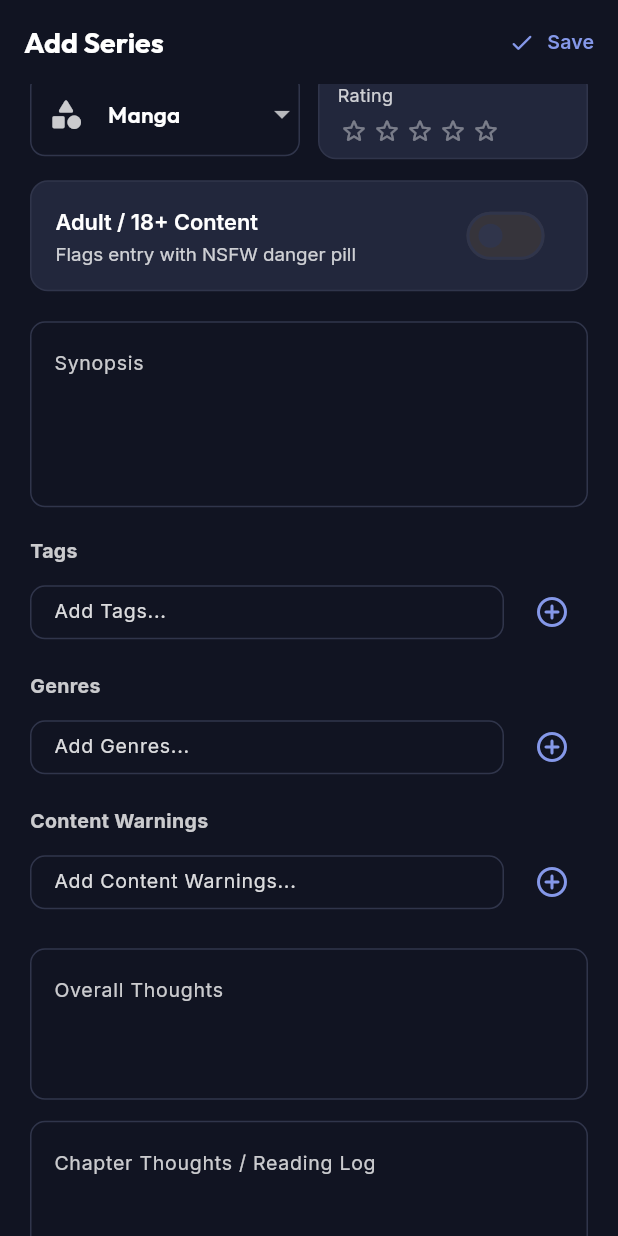
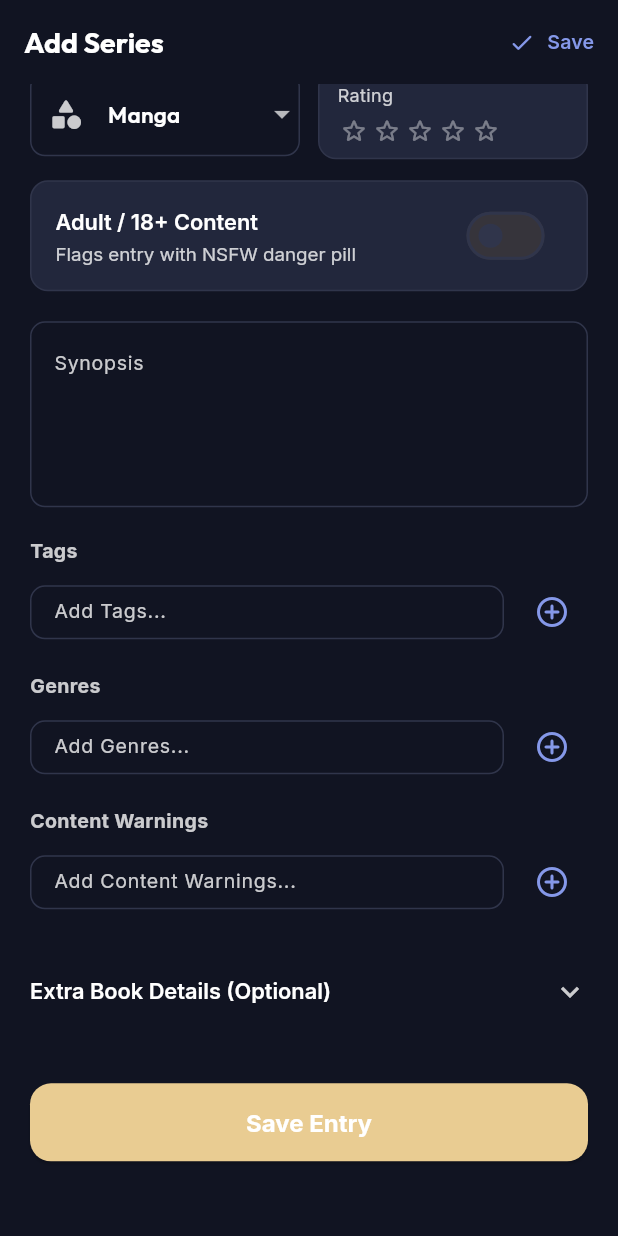
Before and after one commit to zy-anne/Myaarchive-m, a Flutter app: the SeriesFormScreen screen opened by its route, scrolled down 576 dp, on a phone screen of 412 x 824 dp. Run offline on Flutter 3.47's test engine with Material 3 defaults, Android fonts, the phone set to English and light mode, and no system bars; our stand-ins replace cached_network_image, dio, file_picker, flutter_riverpod, flutter_secure_storage, go_router and 6 more; missing offline and left inert: cached_network_image_platform_interface, dart:js_interop; accounts and stored records are empty; network calls fail.

Commit message:
Date pickers, shorter new-title form, contrast and copy fixes
Co-Authored-By: Claude Sonnet 5.5 <noreply@anthropic.com>
Claude-Session: https://claude.ai/code/session_01B9cm3sjzRrR7UDjqWkpdu7

```diff
--- a/lib/screens/auth/sign_up_screen.dart
+++ b/lib/screens/auth/sign_up_screen.dart
@@ -188,7 +188,7 @@ class _SignUpScreenState extends ConsumerState<SignUpScreen> {
                           'Password Recovery (Optional)',
                           style: TextStyle(
                             fontSize: 12,
-                            color: palette.textSecondary.withValues(alpha: 0.8),
+                            color: palette.textSecondary,
                           ),
                         ),
                       ),
--- a/lib/screens/catalog/series_detail_screen.dart
+++ b/lib/screens/catalog/series_detail_screen.dart
@@ -2527,8 +2527,8 @@ class _SeriesDetailScreenState extends ConsumerState<SeriesDetailScreen>
                   controller: pathCtrl,
                   enabled: !busy,
                   decoration: const InputDecoration(
-                    labelText: 'Image URL or R2 Key',
-                    hintText: 'https://... or gallery/...',
+                    labelText: 'Image URL',
+                    hintText: 'https://...',
                   ),
                 ),
                 const SizedBox(height: 10),
--- a/lib/screens/catalog/series_form_screen.dart
+++ b/lib/screens/catalog/series_form_screen.dart
@@ -233,7 +233,7 @@ class _SeriesFormScreenState extends ConsumerState<SeriesFormScreen> {
       if (mounted) {
         ScaffoldMessenger.of(context).showSnackBar(
           SnackBar(
-            content: Text('Cover uploaded to Cloudflare R2!'),
+            content: Text('Cover uploaded'),
             backgroundColor: palette.primary,
           ),
         );
@@ -411,6 +411,37 @@ class _SeriesFormScreenState extends ConsumerState<SeriesFormScreen> {
     }
   }
 
+  /// Opens a calendar and stores the pick as YYYY-MM-DD (the format used
+  /// everywhere else in the app, e.g. auto-filled start/finish dates).
+  Future<void> _pickDate(TextEditingController ctrl) async {
+    final now = DateTime.now();
+    final initial = DateTime.tryParse(ctrl.text.trim()) ?? now;
+    final picked = await showDatePicker(
+      context: context,
+      initialDate: initial,
+      firstDate: DateTime(1900),
+      lastDate: DateTime(now.year + 5),
+    );
+    if (picked == null || !mounted) return;
+    setState(() {
+      ctrl.text =
+          '${picked.year.toString().padLeft(4, '0')}-${picked.month.toString().padLeft(2, '0')}-${picked.day.toString().padLeft(2, '0')}';
+    });
+  }
+
+  InputDecoration _dateDecoration(String label, TextEditingController ctrl) {
+    return InputDecoration(
+      labelText: label,
+      suffixIcon: ctrl.text.isEmpty
+          ? const Icon(Icons.calendar_today_rounded, size: 18)
+          : IconButton(
+              icon: const Icon(Icons.close_rounded, size: 18),
+              tooltip: 'Clear',
+              onPressed: () => setState(() => ctrl.clear()),
+            ),
+    );
+  }
+
   @override
   Widget build(BuildContext context) {
     final palette = context.palette;
@@ -523,9 +554,9 @@ class _SeriesFormScreenState extends ConsumerState<SeriesFormScreen> {
             const SizedBox(height: 8),
             Center(
               child: Text(
-                'Tap camera icon to pick & upload cover image to R2',
+                'Tap the camera icon to add a cover image',
                 style: TextStyle(
-                  color: palette.textSecondary.withValues(alpha: 0.8),
+                  color: palette.textSecondary,
                   fontSize: 12,
                 ),
               ),
@@ -800,6 +831,9 @@ class _SeriesFormScreenState extends ConsumerState<SeriesFormScreen> {
             ),
             const SizedBox(height: 20),
 
+            // Reviews/reading log only matter once there is something to say,
+            // so a new title gets a short form; they stay editable here later.
+            if (widget.seriesId != null) ...[
             // Overall Thoughts
             TextFormField(
               controller: _overallThoughtsCtrl,
@@ -823,6 +857,7 @@ class _SeriesFormScreenState extends ConsumerState<SeriesFormScreen> {
               maxLines: 3,
             ),
             const SizedBox(height: 20),
+            ],
 
             // Extra Metadata Expansion tile
             ExpansionTile(
@@ -846,8 +881,10 @@ class _SeriesFormScreenState extends ConsumerState<SeriesFormScreen> {
                     Expanded(
                       child: TextFormField(
                         controller: _yearPublishedCtrl,
-                        decoration:
-                            const InputDecoration(labelText: 'Year Published'),
+                        keyboardType: TextInputType.number,
+                        maxLength: 4,
+                        decoration: const InputDecoration(
+                            labelText: 'Year Published', counterText: ''),
                       ),
                     ),
                     const SizedBox(width: 12),
@@ -867,16 +904,18 @@ class _SeriesFormScreenState extends ConsumerState<SeriesFormScreen> {
                     Expanded(
                       child: TextFormField(
                         controller: _dateStartedCtrl,
-                        decoration:
-                            const InputDecoration(labelText: 'Date Started'),
+                        readOnly: true,
+                        onTap: () => _pickDate(_dateStartedCtrl),
+                        decoration: _dateDecoration('Date Started', _dateStartedCtrl),
                       ),
                     ),
                     const SizedBox(width: 12),
                     Expanded(
                       child: TextFormField(
                         controller: _dateFinishedCtrl,
-                        decoration:
-                            const InputDecoration(labelText: 'Date Finished'),
+                        readOnly: true,
+                        onTap: () => _pickDate(_dateFinishedCtrl),
+                        decoration: _dateDecoration('Date Finished', _dateFinishedCtrl),
                       ),
                     ),
                   ],
--- a/lib/theme/app_theme.dart
+++ b/lib/theme/app_theme.dart
@@ -95,7 +95,7 @@ class AppTheme {
         ),
         hintStyle: GoogleFonts.inter(
           fontSize: 13,
-          color: palette.textSecondary.withValues(alpha: 0.85),
+          color: palette.textSecondary,
         ),
         enabledBorder: OutlineInputBorder(
           borderRadius: BorderRadius.circular(10),
--- a/lib/widgets/relationship_graph.dart
+++ b/lib/widgets/relationship_graph.dart
@@ -136,7 +136,7 @@ class _RelationshipGraphState extends State<RelationshipGraph> {
           style: TextStyle(
             fontSize: 11,
             height: 1.5,
-            color: palette.textSecondary.withValues(alpha: 0.85),
+            color: palette.textSecondary,
           ),
         ),
       ],
```
